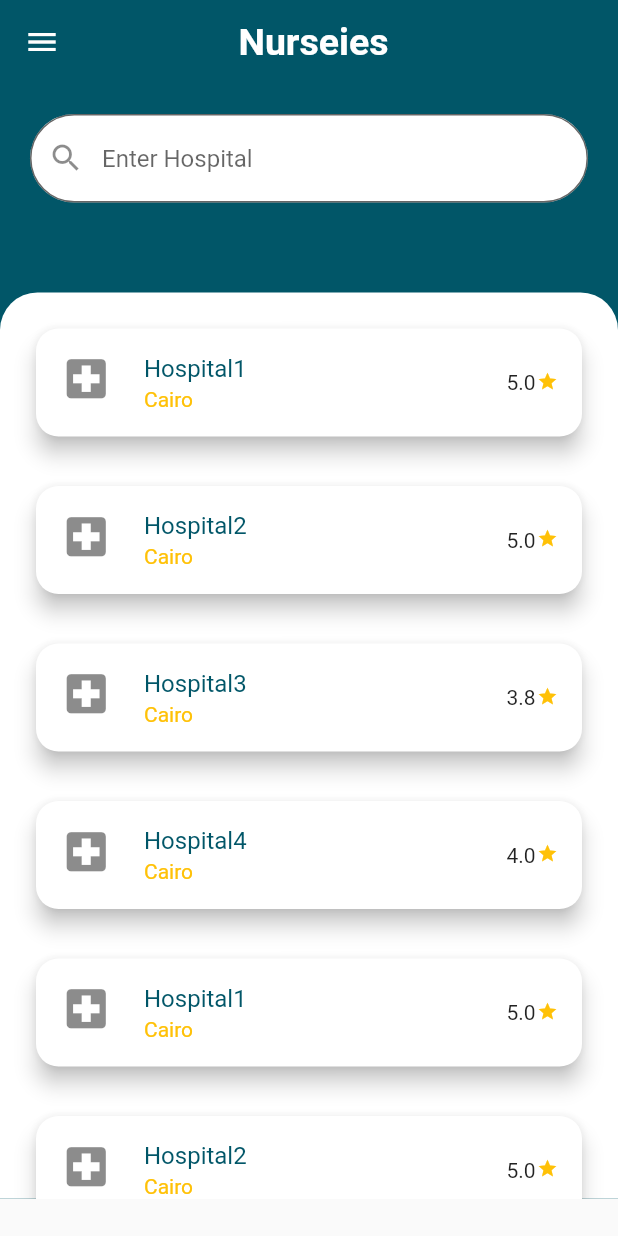
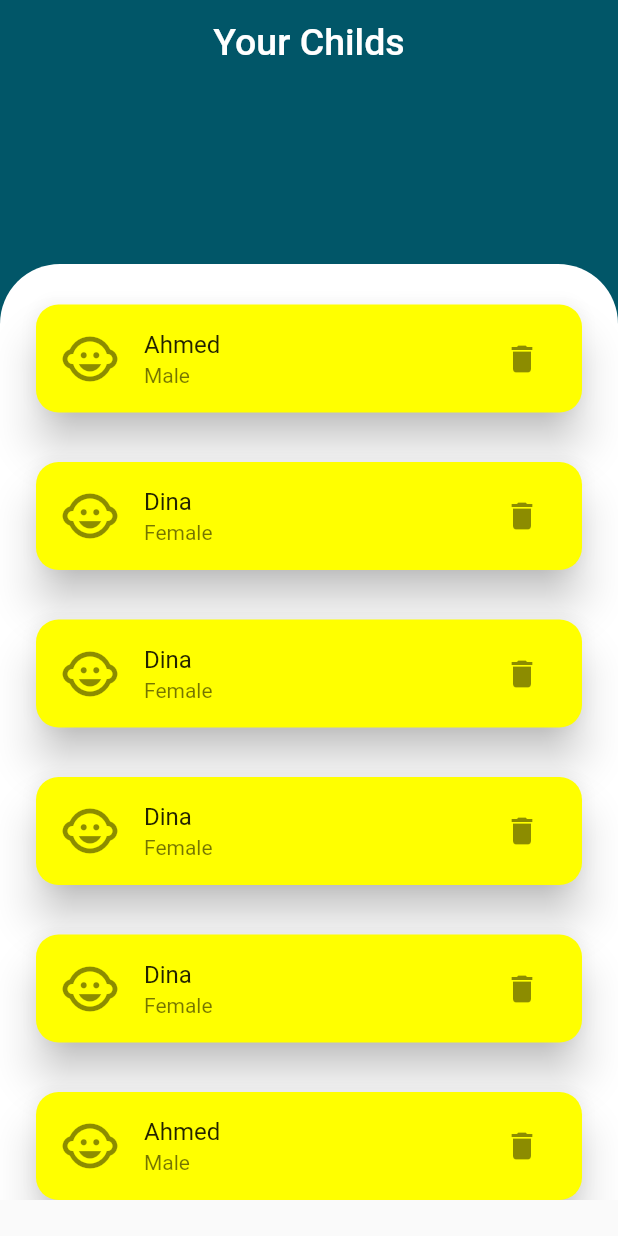
Before and after one commit to AbdallahRehab/graduation-project, a Flutter app: the screen it shows after launch, on a phone screen of 412 x 824 dp. Run offline on Flutter 3.47's test engine with Material 2 defaults, Android fonts, the phone set to English and light mode, and no system bars; our stand-ins replace flutter_screenutil, font_awesome_flutter, google_nav_bar, line_icons, splashscreen; missing offline and left inert: sliver_fab.

Commit message:
children and home commit

```diff
--- /dev/null
+++ b/lib/Screens/childernScreen.dart
@@ -0,0 +1,20 @@
+import 'package:flutter/material.dart';
+import 'package:graduteproject/components/childernbody.dart';
+class ChildernScreen extends StatefulWidget {
+  @override
+  _ChildernScreenState createState() => _ChildernScreenState();
+}
+
+class _ChildernScreenState extends State<ChildernScreen> {
+  @override
+  Widget build(BuildContext context) {
+    return Scaffold(
+      appBar: AppBar(
+        backgroundColor: Color(0XFF015668),
+        elevation: 0,
+        title: Center(child: Text("Your Childs",style: TextStyle(fontSize: 25),)),
+      ),
+      body: ChildernBody(),
+    );
+  }
+}
--- /dev/null
+++ b/lib/components/childernbody.dart
@@ -0,0 +1,150 @@
+import 'package:flutter/material.dart';
+class ChildernBody extends StatefulWidget {
+  @override
+  _ChildernBodyState createState() => _ChildernBodyState();
+}
+
+class _ChildernBodyState extends State<ChildernBody> {
+  var childLists=[
+    {
+
+  "name" :"Ahmed",
+  "gender" :"Male",
+  "age":"6 Months",
+  },
+    {
+
+      "name" :"Dina",
+      "gender" :"Female",
+      "age":"3 years",
+    },
+    {
+
+      "name" :"Dina",
+      "gender" :"Female",
+      "age":"3 years",
+    },
+    {
+
+      "name" :"Dina",
+      "gender" :"Female",
+      "age":"3 years",
+    },
+    {
+
+      "name" :"Dina",
+      "gender" :"Female",
+      "age":"3 years",
+    },
+    {
+
+      "name" :"Ahmed",
+      "gender" :"Male",
+      "age":"6 Months",
+    },
+    {
+
+      "name" :"Dina",
+      "gender" :"Female",
+      "age":"3 years",
+    },
+    {
+
+      "name" :"Dina",
+      "gender" :"Female",
+      "age":"3 years",
+    },
+    {
+
+      "name" :"Dina",
+      "gender" :"Female",
+      "age":"3 years",
+    },
+    {
+
+      "name" :"Dina",
+      "gender" :"Female",
+      "age":"3 years",
+    },
+
+  ];
+  @override
+  Widget build(BuildContext context) {
+    return SingleChildScrollView(
+      child: Container(
+        decoration: BoxDecoration(
+          color: Color(0XFF015668),
+        ),
+        child: Stack(
+          alignment: Alignment.topCenter,
+          children: <Widget>[
+
+            Container(
+              margin: EdgeInsets.only(top:120 ),
+
+              height: MediaQuery.of(context).size.height - 200,
+              decoration: BoxDecoration(
+                  color: Colors.white,
+                  borderRadius: BorderRadius.only(
+                      topLeft: Radius.circular(40),
+                      topRight: Radius.circular(40))),
+              child: Container(
+                alignment: Alignment.center,
+                padding: EdgeInsets.only(top: 3),
+                child: ListView.builder(
+                  itemCount: childLists.length,
+                    itemBuilder: (BuildContext context,int index){
+                    return SingleChild(
+                      childname: childLists[index]['name'],
+                      gender: childLists[index]['gender'],
+                    );
+
+                    }),
+              ),
+
+            )
+          ],
+        ),
+      ),
+    );
+  }
+}
+class SingleChild extends StatelessWidget{
+
+  final childname;
+  final gender;
+  final age;
+
+
+  SingleChild({this.childname, this.gender, this.age});
+
+  @override
+  Widget build(BuildContext context) {
+    // TODO: implement build
+    return Container(
+
+
+      padding: EdgeInsets.fromLTRB(20, 20, 20, 5),
+      child: Card(
+        shape: RoundedRectangleBorder(
+            borderRadius: BorderRadius.circular(15),
+
+        ),
+        elevation: 12.0,
+        color: Colors.yellowAccent,
+
+        child: InkWell(
+          onTap: (){},
+          child: ListTile(
+            leading: Icon(Icons.child_care,size: 40),
+            title: Text(childname,),
+            subtitle: Text(gender),
+            trailing: IconButton(icon:Icon(Icons.delete),onPressed: (){},),
+          ),
+        ),
+      ),
+    );
+  }
+
+
+}
--- a/lib/main.dart
+++ b/lib/main.dart
@@ -1,7 +1,10 @@
 import 'package:flutter/material.dart';
 import 'package:graduteproject/Screens/GoogleNavBar.dart';
+import 'package:graduteproject/Screens/childernScreen.dart';
+import 'package:graduteproject/Screens/homepage.dart';
 import 'package:graduteproject/Screens/login.dart';
 import 'package:graduteproject/Screens/splashScreen.dart';
+
 
 import 'Screens/nureiesScreen.dart';
 
@@ -13,7 +16,7 @@ class MyApp extends StatelessWidget {
   Widget build(BuildContext context) {
     return MaterialApp(
       debugShowCheckedModeBanner: false,
-      home: Splash(),
+      home: ChildernScreen(),
 
     );
 
--- a/pubspec.yaml
+++ b/pubspec.yaml
@@ -21,6 +21,7 @@ dependencies:
     sdk: flutter
   splashscreen: ^1.2.0
   sliver_fab: ^1.0.0
+  flutter_screenutil: ^1.0.2
 
   # The following adds the Cupertino Icons font to your application.
   # Use with the CupertinoIcons class for iOS style icons.
```
Also changed, not shown: lib/Screens/homepage.dart (added, +31 -0 lines), lib/components/homebody.dart (added, +135 -0 lines), lib/components/nursiesBody.dart (+7 -2 lines), pubspec.lock.
